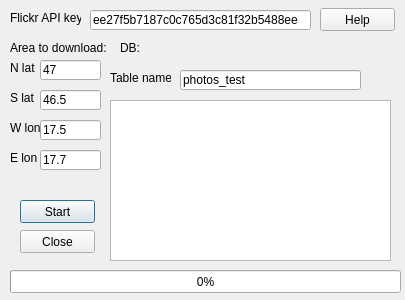
Above: flickrdl_dialog_base.ui from samanbey/flickrdl before the change. Below: the same form after it.
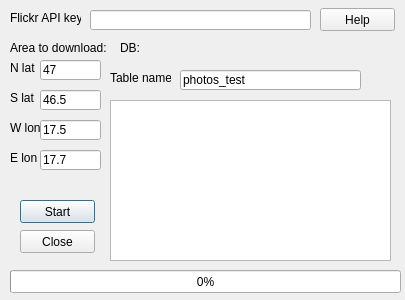
That is the form after the change. Custom widgets are drawn as their Qt base class.

Diff of the .ui file:
```diff
--- a/flickrdl_dialog_base.ui
+++ b/flickrdl_dialog_base.ui
@@ -36,7 +36,7 @@
     </rect>
    </property>
    <property name="text">
-    <string>ee27f5b7187c0c765d3c81f32b5488ee</string>
+    <string></string>
    </property>
   </widget>
   <widget class="QLabel" name="label_2">
```
